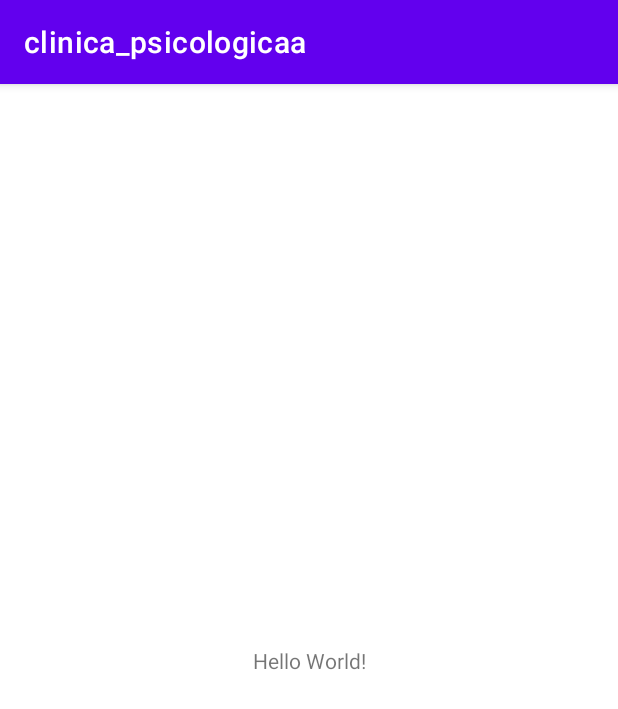
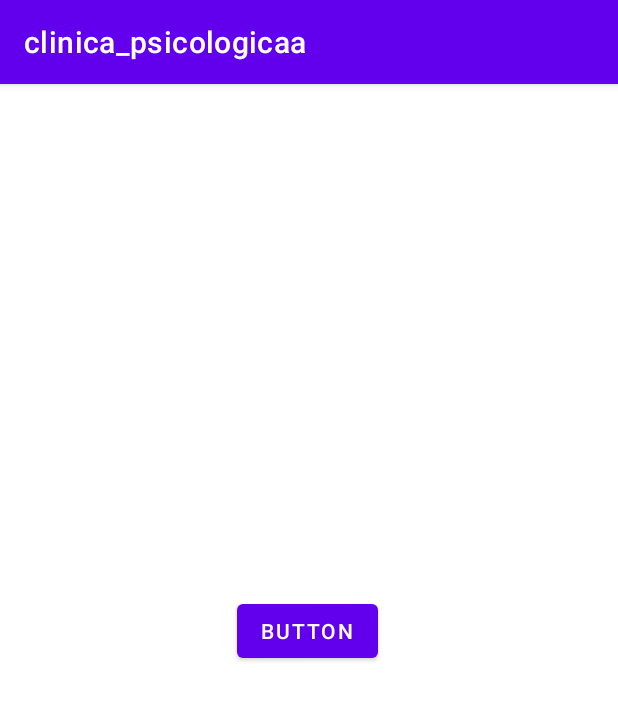
Before and after one commit to Eduardo-Cubiasss/Clinica_psicologica_PTC_2023, an Android app: the screen it shows after launch (MainActivity), on a phone screen of 412 x 824 dp. Shown: the top 709 px of the screen. Run offline under Robolectric (Android 15) with nearby library versions, the phone set to English and light mode, and no system bars.

```diff
--- a/app/src/main/res/layout/activity_main.xml
+++ b/app/src/main/res/layout/activity_main.xml
@@ -6,13 +6,21 @@
     android:layout_height="match_parent"
     tools:context=".MainActivity">
 
-    <TextView
-        android:layout_width="wrap_content"
-        android:layout_height="wrap_content"
-        android:text="Hello World!"
-        app:layout_constraintBottom_toBottomOf="parent"
-        app:layout_constraintEnd_toEndOf="parent"
-        app:layout_constraintStart_toStartOf="parent"
-        app:layout_constraintTop_toTopOf="parent" />
+    <androidx.constraintlayout.widget.ConstraintLayout
+        android:layout_width="409dp"
+        android:layout_height="729dp"
+        tools:layout_editor_absoluteX="1dp"
+        tools:layout_editor_absoluteY="1dp"
+        tools:ignore="MissingConstraints">
 
+        <Button
+            android:id="@+id/button8"
+            android:layout_width="wrap_content"
+            android:layout_height="wrap_content"
+            android:text="Button"
+            app:layout_constraintBottom_toBottomOf="parent"
+            app:layout_constraintEnd_toEndOf="parent"
+            app:layout_constraintStart_toStartOf="parent"
+            app:layout_constraintTop_toTopOf="parent" />
+    </androidx.constraintlayout.widget.ConstraintLayout>
 </androidx.constraintlayout.widget.ConstraintLayout>
```
Also changed, not shown: 1 other file.
